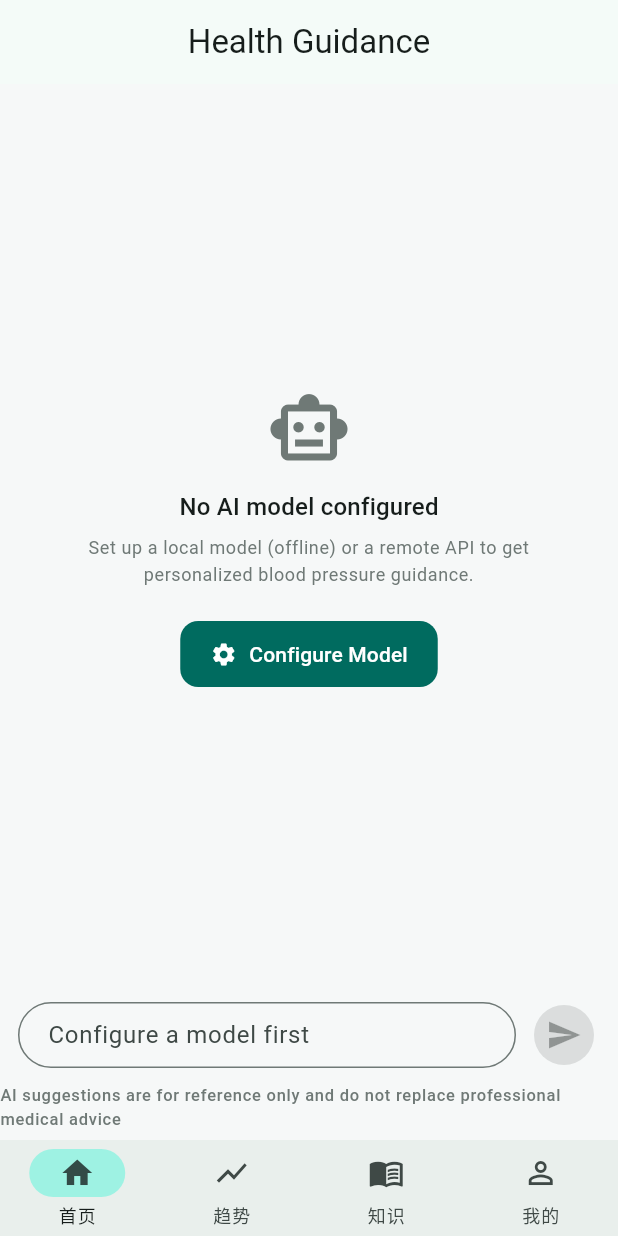
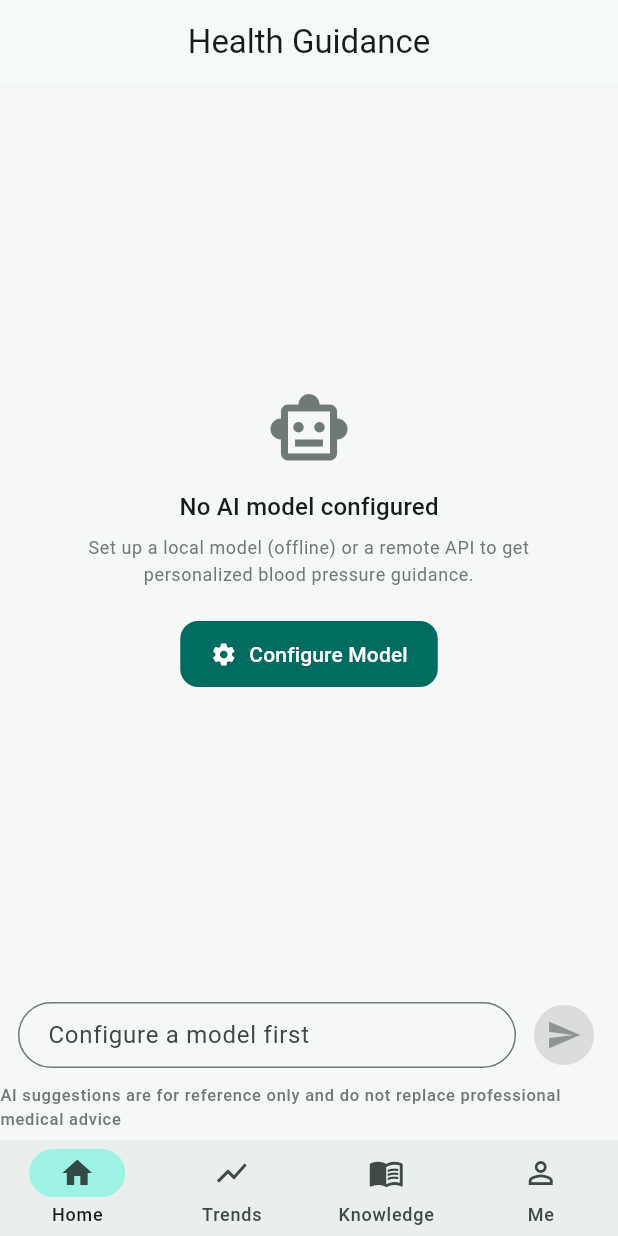
Before and after one commit to zhaoxuan-inside/BloodPressed, a Flutter app: the AssistantPage screen opened by its route, on a phone screen of 412 x 824 dp. Run offline on Flutter 3.47's test engine with Material 3 defaults, Android fonts, the phone set to English and light mode, and no system bars; our stand-ins replace dio, fl_chart, flutter_local_notifications, flutter_markdown_plus, flutter_riverpod, flutter_timezone and 7 more; missing offline and left inert: fluwx, llamadart, onnxruntime; accounts and stored records are empty.

Commit message:
feat(i18n): T8 英文冒烟测试与布局适配
- 新增 test/l10n_smoke_test.dart：英文渲染/语言即时切换/CSV 双语表头/locale 覆盖
- 布局适配英文长文案：默认测量臂与提醒方式分段按钮改为独占一行，
  SectionHeader 标题套 Expanded 防溢出；英文臂标签缩短为 Left/Right
- 底部导航标签接入 l10n（此前遗漏的 shell 层）
- 全量 124 测试通过，analyze 0

```diff
--- a/lib/core/router/app_router.dart
+++ b/lib/core/router/app_router.dart
@@ -10,6 +10,7 @@ import 'package:blood_pressed/features/llm/presentation/llm_settings_page.dart';
 import 'package:blood_pressed/features/records/presentation/home_page.dart';
 import 'package:blood_pressed/features/settings/presentation/settings_page.dart';
 import 'package:blood_pressed/features/stats/presentation/stats_page.dart';
+import 'package:blood_pressed/l10n/app_localizations.dart';
 
 /// AI助手分支的 branch 索引（StatefulShellRoute 中的固定位置）。
 const int _assistantBranchIndex = 2;
@@ -25,6 +26,7 @@ class ShellScaffold extends ConsumerWidget {
 
   @override
   Widget build(BuildContext context, WidgetRef ref) {
+    final l10n = AppLocalizations.of(context);
     final profiles = ref.watch(llmProfilesProvider).valueOrNull ?? const [];
     final hasModel = profiles.isNotEmpty;
 
@@ -45,27 +47,27 @@ class ShellScaffold extends ConsumerWidget {
       4,
     ];
     final destinations = [
-      const NavigationDestination(
-          icon: Icon(Icons.home_outlined),
-          selectedIcon: Icon(Icons.home),
-          label: '首页'),
-      const NavigationDestination(
-          icon: Icon(Icons.show_chart_outlined),
-          selectedIcon: Icon(Icons.show_chart),
-          label: '趋势'),
+      NavigationDestination(
+          icon: const Icon(Icons.home_outlined),
+          selectedIcon: const Icon(Icons.home),
+          label: l10n.navHome),
+      NavigationDestination(
+          icon: const Icon(Icons.show_chart_outlined),
+          selectedIcon: const Icon(Icons.show_chart),
+          label: l10n.navStats),
       if (hasModel)
-        const NavigationDestination(
-            icon: Icon(Icons.smart_toy_outlined),
-            selectedIcon: Icon(Icons.smart_toy),
-            label: 'AI助手'),
-      const NavigationDestination(
-          icon: Icon(Icons.menu_book_outlined),
-          selectedIcon: Icon(Icons.menu_book),
-          label: '知识'),
-      const NavigationDestination(
-          icon: Icon(Icons.person_outline),
-          selectedIcon: Icon(Icons.person),
-          label: '我的'),
+        NavigationDestination(
+            icon: const Icon(Icons.smart_toy_outlined),
+            selectedIcon: const Icon(Icons.smart_toy),
+            label: l10n.navAssistant),
+      NavigationDestination(
+          icon: const Icon(Icons.menu_book_outlined),
+          selectedIcon: const Icon(Icons.menu_book),
+          label: l10n.navKnowledge),
+      NavigationDestination(
+          icon: const Icon(Icons.person_outline),
+          selectedIcon: const Icon(Icons.person),
+          label: l10n.navMe),
     ];
 
     return Scaffold(
--- a/lib/features/assistant/presentation/controllers/assistant_providers.dart
+++ b/lib/features/assistant/presentation/controllers/assistant_providers.dart
@@ -1,6 +1,8 @@
 import 'dart:async';
 
 import 'package:flutter_riverpod/flutter_riverpod.dart';
+
+import 'package:blood_pressed/core/i18n/app_locale_service.dart';
 
 import 'package:blood_pressed/features/llm/domain/llm_models.dart';
 import 'package:blood_pressed/features/llm/presentation/controllers/llm_providers.dart';
@@ -105,9 +107,9 @@ class AssistantController extends StateNotifier<ChatUiState> {
           String errMsg;
           if (partial.isNotEmpty) {
             await _chatRepo.append(ChatRole.assistant, partial);
-            errMsg = '回复中断：$e';
+            errMsg = AppLocaleService.auto.replyInterrupted(e.toString());
           } else {
-            errMsg = '$e';
+            errMsg = e.toString();
           }
           state = ChatUiState(
             messages: state.messages,
--- a/lib/l10n/app_localizations.dart
+++ b/lib/l10n/app_localizations.dart
@@ -263,13 +263,13 @@ abstract class AppLocalizations {
   /// No description provided for @armLeft.
   ///
   /// In en, this message translates to:
-  /// **'Left arm'**
+  /// **'Left'**
   String get armLeft;
 
   /// No description provided for @armRight.
   ///
   /// In en, this message translates to:
-  /// **'Right arm'**
+  /// **'Right'**
   String get armRight;
 
   /// No description provided for @postureNotRecorded.
@@ -1975,6 +1975,84 @@ abstract class AppLocalizations {
   /// In en, this message translates to:
   /// **'Interval blood pressure reminders within the window'**
   String get channelIntervalDesc;
+
+  /// No description provided for @settingsTitle.
+  ///
+  /// In en, this message translates to:
+  /// **'Me'**
+  String get settingsTitle;
+
+  /// No description provided for @avgSystolicCard.
+  ///
+  /// In en, this message translates to:
+  /// **'Avg Systolic'**
+  String get avgSystolicCard;
+
+  /// No description provided for @avgDiastolicCard.
+  ///
+  /// In en, this message translates to:
+  /// **'Avg Diastolic'**
+  String get avgDiastolicCard;
+
+  /// No description provided for @avgPulseCard.
+  ///
+  /// In en, this message translates to:
+  /// **'Avg Pulse'**
+  String get avgPulseCard;
+
+  /// No description provided for @minMaxHint.
+  ///
+  /// In en, this message translates to:
+  /// **'High {high} · Low {low}'**
+  String minMaxHint(String high, String low);
+
+  /// No description provided for @replyInterrupted.
+  ///
+  /// In en, this message translates to:
+  /// **'Reply interrupted: {error}'**
+  String replyInterrupted(String error);
+
+  /// No description provided for @llmNotConfigured.
+  ///
+  /// In en, this message translates to:
+  /// **'No LLM configured'**
+  String get llmNotConfigured;
+
+  /// No description provided for @llmNotReady.
+  ///
+  /// In en, this message translates to:
+  /// **'Model not ready'**
+  String get llmNotReady;
+
+  /// No description provided for @navHome.
+  ///
+  /// In en, this message translates to:
+  /// **'Home'**
+  String get navHome;
+
+  /// No description provided for @navStats.
+  ///
+  /// In en, this message translates to:
+  /// **'Trends'**
+  String get navStats;
+
+  /// No description provided for @navAssistant.
+  ///
+  /// In en, this message translates to:
+  /// **'AI'**
+  String get navAssistant;
+
+  /// No description provided for @navKnowledge.
+  ///
+  /// In en, this message translates to:
+  /// **'Knowledge'**
+  String get navKnowledge;
+
+  /// No description provided for @navMe.
+  ///
+  /// In en, this message translates to:
+  /// **'Me'**
+  String get navMe;
 }
 
 class _AppLocalizationsDelegate
--- a/lib/l10n/app_localizations_en.dart
+++ b/lib/l10n/app_localizations_en.dart
@@ -101,10 +101,10 @@ class AppLocalizationsEn extends AppLocalizations {
   String get pulseUnit => 'bpm';
 
   @override
-  String get armLeft => 'Left arm';
+  String get armLeft => 'Left';
 
   @override
-  String get armRight => 'Right arm';
+  String get armRight => 'Right';
 
   @override
   String get postureNotRecorded => 'Not recorded';
@@ -1075,4 +1075,47 @@ class AppLocalizationsEn extends AppLocalizations {
   @override
   String get channelIntervalDesc =>
       'Interval blood pressure reminders within the window';
+
+  @override
+  String get settingsTitle => 'Me';
+
+  @override
+  String get avgSystolicCard => 'Avg Systolic';
+
+  @override
+  String get avgDiastolicCard => 'Avg Diastolic';
+
+  @override
+  String get avgPulseCard => 'Avg Pulse';
+
+  @override
+  String minMaxHint(String high, String low) {
+    return 'High $high · Low $low';
+  }
+
+  @override
+  String replyInterrupted(String error) {
+    return 'Reply interrupted: $error';
+  }
+
+  @override
+  String get llmNotConfigured => 'No LLM configured';
+
+  @override
+  String get llmNotReady => 'Model not ready';
+
+  @override
+  String get navHome => 'Home';
+
+  @override
+  String get navStats => 'Trends';
+
+  @override
+  String get navAssistant => 'AI';
+
+  @override
+  String get navKnowledge => 'Knowledge';
+
+  @override
+  String get navMe => 'Me';
 }
--- a/lib/l10n/app_localizations_zh.dart
+++ b/lib/l10n/app_localizations_zh.dart
@@ -1026,4 +1026,47 @@ class AppLocalizationsZh extends AppLocalizations {
 
   @override
   String get channelIntervalDesc => '在提醒窗口内按固定周期提醒您测量血压';
+
+  @override
+  String get settingsTitle => '我的';
+
+  @override
+  String get avgSystolicCard => '平均高压';
+
+  @override
+  String get avgDiastolicCard => '平均低压';
+
+  @override
+  String get avgPulseCard => '平均脉搏';
+
+  @override
+  String minMaxHint(String high, String low) {
+    return '最高 $high · 最低 $low';
+  }
+
+  @override
+  String replyInterrupted(String error) {
+    return '回复中断：$error';
+  }
+
+  @override
+  String get llmNotConfigured => '尚未配置大模型';
+
+  @override
+  String get llmNotReady => '模型尚未就绪';
+
+  @override
+  String get navHome => '首页';
+
+  @override
+  String get navStats => '趋势';
+
+  @override
+  String get navAssistant => 'AI助手';
+
+  @override
+  String get navKnowledge => '知识';
+
+  @override
+  String get navMe => '我的';
 }
```
Also changed, not shown: lib/core/widgets/common_widgets.dart (+7 -5 lines), lib/features/llm/presentation/controllers/llm_providers.dart (+7 -3 lines), lib/features/settings/presentation/settings_page.dart (+25 -10 lines), lib/features/stats/presentation/stats_page.dart (+10 -8 lines), lib/l10n/app_en.arb (+33 -3 lines), lib/l10n/app_zh.arb (+14 -1 lines), 1 other file.
